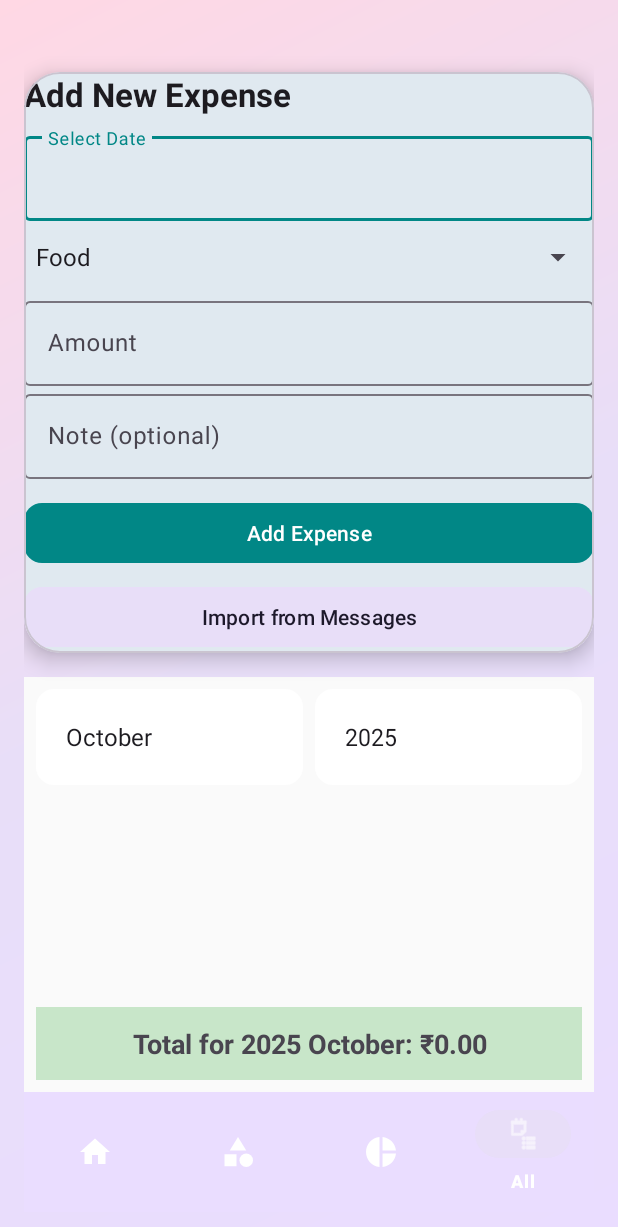
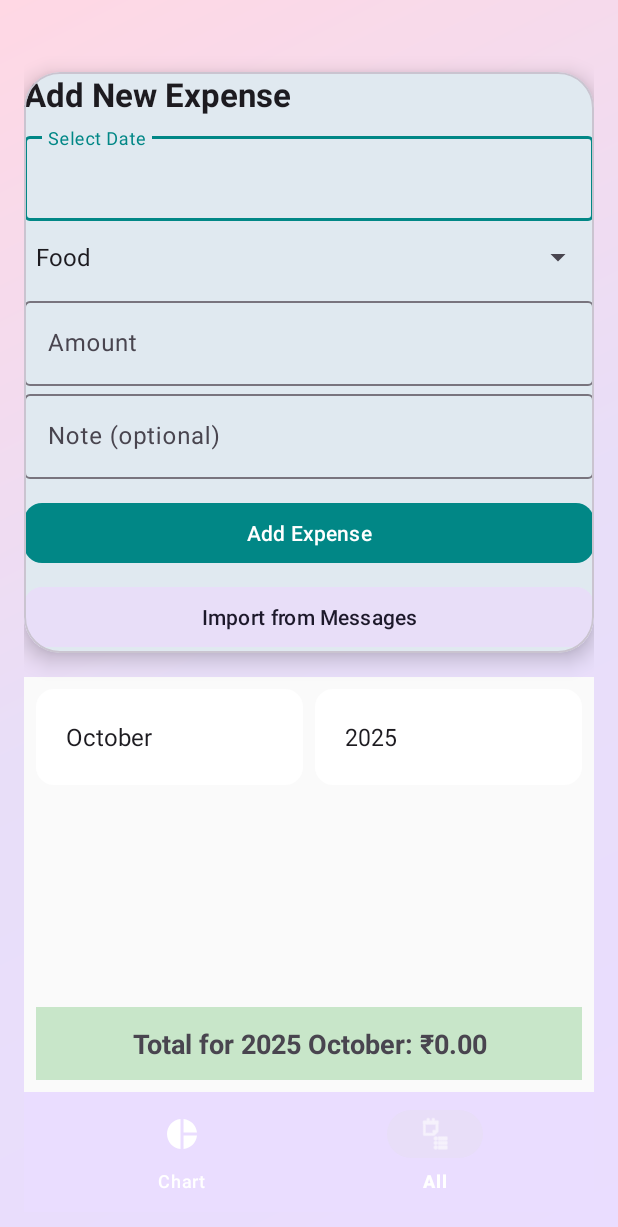
Before and after one commit to neenadthite/ApplicationAndroid, an Android app: the screen it shows after launch (MainActivity), on a phone screen of 412 x 824 dp. Shown: the top 1227 px of the screen. Run offline under Robolectric (Android 15) with nearby library versions, the light colour scheme and no system bars; our stand-ins replace Room's generated code.

Commit message:
Removed home and categories tab from bottom navigation menu

```diff
--- a/ExpenseTracker2/app/src/main/res/menu/bottom_nav_menu.xml
+++ b/ExpenseTracker2/app/src/main/res/menu/bottom_nav_menu.xml
@@ -1,14 +1,5 @@
 <?xml version="1.0" encoding="utf-8"?>
 <menu xmlns:android="http://schemas.android.com/apk/res/android">
-    <item
-        android:id="@+id/nav_home"
-        android:icon="@drawable/ic_home"
-        android:title="Home" />
-
-    <item
-        android:id="@+id/nav_categories"
-        android:icon="@drawable/ic_category"
-        android:title="Categories" />
 
     <item
         android:id="@+id/nav_chart"
```
